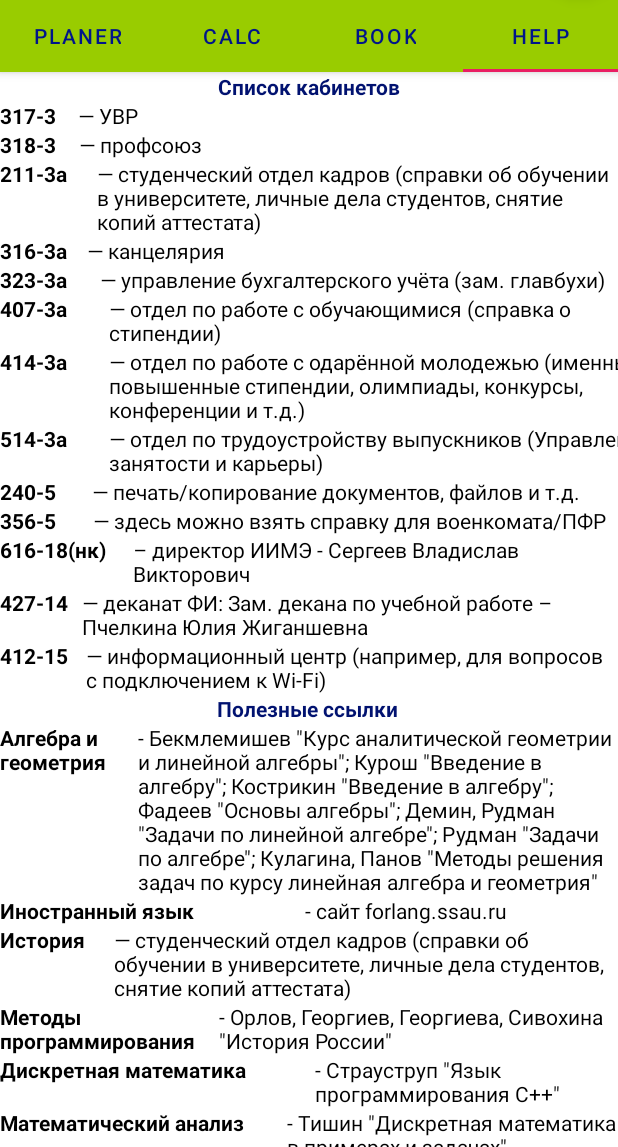
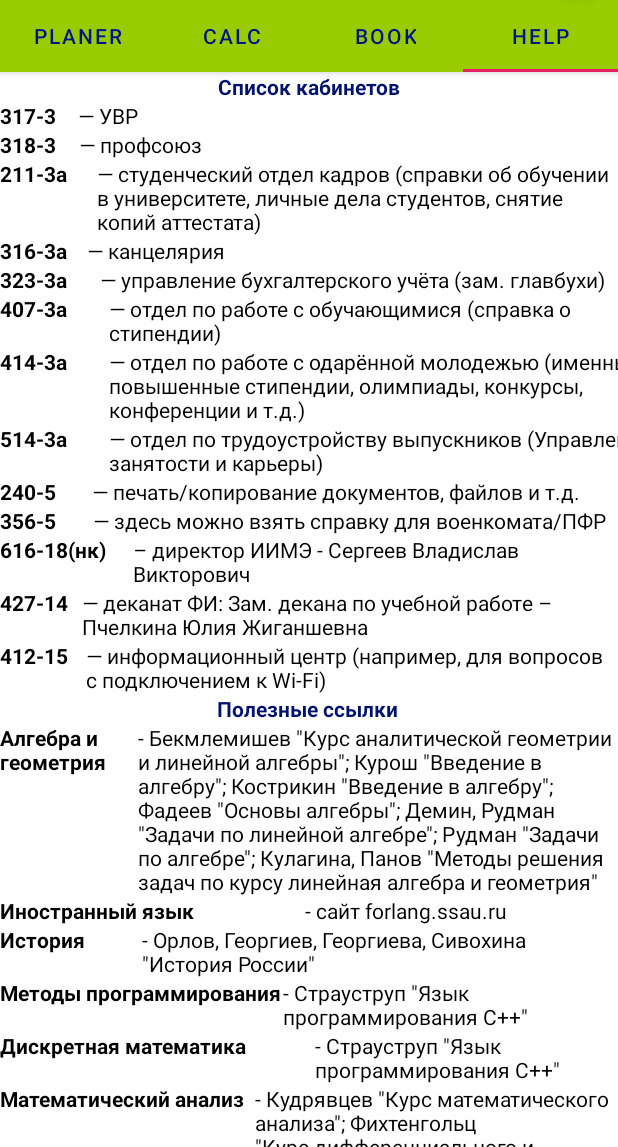
Before and after one commit to Zakpav1/Sigma710, an Android app: the screen it shows after launch (MainActivity), tab 4 chosen, on a phone screen of 412 x 824 dp, the part 89-1236 px from its top. Run offline under Robolectric (Android 15) with nearby library versions, the phone set to English and light mode, and no system bars; libraries missing offline, so code that uses them is left out: com.davemorrissey.labs, com.jjoe64.graphview; network calls fail.

```diff
--- a/app/src/main/res/layout/fragment_book.xml
+++ b/app/src/main/res/layout/fragment_book.xml
@@ -423,7 +423,7 @@
                     android:layout_width="wrap_content"
                     android:layout_height="wrap_content"
                     android:layout_weight="1"
-                    android:text="— студенческий отдел кадров (справки об обучении в университете, личные дела студентов, снятие копий аттестата)"
+                    android:text='- Орлов, Георгиев, Георгиева, Сивохина "История России"'
                     android:textColor="@color/black" />
             </LinearLayout>
 
@@ -446,7 +446,7 @@
                     android:layout_width="wrap_content"
                     android:layout_height="wrap_content"
                     android:layout_weight="1"
-                    android:text='- Орлов, Георгиев, Георгиева, Сивохина "История России"'
+                    android:text='- Страуструп "Язык программирования С++"'
                     android:textColor="@color/black" />
             </LinearLayout>
 
@@ -492,7 +492,7 @@
                     android:layout_width="wrap_content"
                     android:layout_height="wrap_content"
                     android:layout_weight="1"
-                    android:text='- Тишин "Дискретная математика в примерах и задачах"'
+                    android:text='- Кудрявцев "Курс математического анализа"; Фихтенгольц "Курс дифференциального и интегрального исчисления"; Демидович "Сборник задач и упражнений по математическому анализу"; Кудрявцев "Сборник задач по математическому анализу"'
                     android:textColor="@color/black" />
             </LinearLayout>
 
@@ -515,7 +515,7 @@
                     android:layout_width="wrap_content"
                     android:layout_height="wrap_content"
                     android:layout_weight="1"
-                    android:text='- Кудрявцев "Курс математического анализа"; Фихтенгольц "Курс дифференциального и интегрального исчисления"; Демидович "Сборник задач и упражнений по математическому анализу"; Кудрявцев "Сборник задач по математическому анализу"'
+                    android:text='- Тишин "Дискретная математика в примерах и задачах"; Игошин "Математическая логика и теория алгоритмов"; Игошин "Задачи и упражнения по математической логике и теории алгоритмов"'
                     android:textColor="@color/black" />
             </LinearLayout>
 
@@ -538,7 +538,7 @@
                     android:layout_width="wrap_content"
                     android:layout_height="wrap_content"
                     android:layout_weight="1"
-                    android:text="— отдел по трудоустройству выпускников (Управление занятости и карьеры)"
+                    android:text='- Шапорев "Дискретная математика"; Карпов "Теория графов", Иванов "Теория графов и программирование"'
                     android:textColor="@color/black" />
             </LinearLayout>
 
@@ -561,7 +561,7 @@
                     android:layout_width="wrap_content"
                     android:layout_height="wrap_content"
                     android:layout_weight="1"
-                    android:text='- Тишин "Дискретная математика в примерах и задачах"; Игошин "Математическая логика и теория алгоритмов"; Игошин "Задачи и упражнения по математической логике и теории алгоритмов"'
+                    android:text='- Вирт "Алгоритмы и структуры данных", Макконелл "Совершенный код"'
                     android:textColor="@color/black" />
             </LinearLayout>
 
@@ -584,7 +584,7 @@
                     android:layout_width="wrap_content"
                     android:layout_height="wrap_content"
                     android:layout_weight="1"
-                    android:text='- Шапорев "Дискретная математика"; Карпов "Теория графов", Иванов "Теория графов и программирование"'
+                    android:text='- Мясников "Основы трансляции языков программирования"'
                     android:textColor="@color/black" />
             </LinearLayout>
 
@@ -607,7 +607,7 @@
                     android:layout_width="wrap_content"
                     android:layout_height="wrap_content"
                     android:layout_weight="1"
-                    android:text='- Вирт "Алгоритмы и структуры данных", Макконелл "Совершенный код"'
+                    android:text='- Сивухин "Механика", "Термодинамика и молекулярная физика", "Электричество", "Оптика", "Атомная и ядерная физика"'
                     android:textColor="@color/black" />
             </LinearLayout>
 
@@ -618,7 +618,7 @@
 
                 <TextView
                     android:id="@+id/textView29"
-                    android:layout_width="371dp"
+                    android:layout_width="wrap_content"
                     android:layout_height="wrap_content"
                     android:layout_weight="1"
                     android:text="Объектно-ориентированное программирование"
@@ -630,7 +630,7 @@
                     android:layout_width="wrap_content"
                     android:layout_height="wrap_content"
                     android:layout_weight="1"
-                    android:text='- Мясников "Основы трансляции языков программирования" Физика - Сивухин "Механика", "Термодинамика и молекулярная физика", "Электричество", "Оптика", "Ат'
+                    android:text='- Шилдт "Java. Руководство для начинающих"'
                     android:textColor="@color/black" />
             </LinearLayout>
 
```
